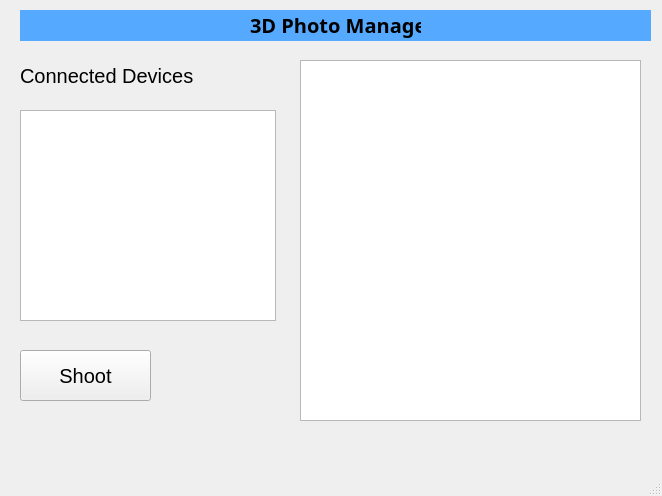
Before: the Qt Designer form interface.ui in HasiEraPro/RaspberryPiMultipleCameras, drawn with Qt 5.
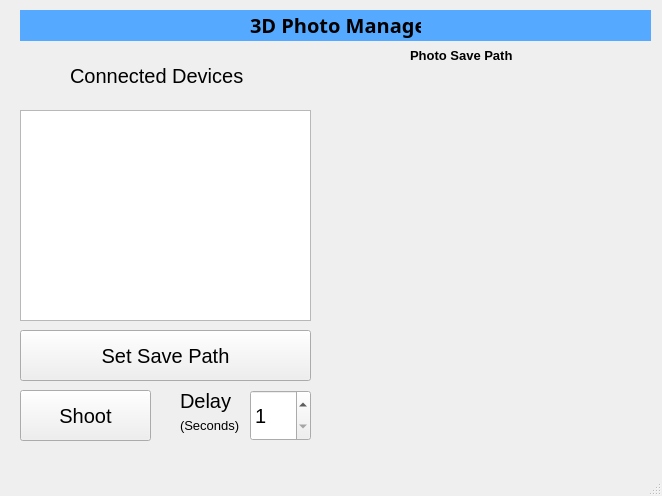
After: the same form once the commit is applied.

```diff
--- a/interface.ui
+++ b/interface.ui
@@ -66,26 +66,16 @@
      <rect>
       <x>20</x>
       <y>110</y>
-      <width>256</width>
+      <width>291</width>
       <height>211</height>
      </rect>
     </property>
    </widget>
-   <widget class="QGraphicsView" name="graphicsView">
-    <property name="geometry">
-     <rect>
-      <x>300</x>
-      <y>60</y>
-      <width>341</width>
-      <height>361</height>
-     </rect>
-    </property>
-   </widget>
    <widget class="QPushButton" name="shootBtn">
     <property name="geometry">
      <rect>
       <x>20</x>
-      <y>350</y>
+      <y>390</y>
       <width>131</width>
       <height>51</height>
      </rect>
@@ -97,7 +87,7 @@
    <widget class="QLabel" name="label_3">
     <property name="geometry">
      <rect>
-      <x>20</x>
+      <x>70</x>
       <y>60</y>
       <width>181</width>
       <height>31</height>
@@ -107,6 +97,126 @@
      <string>Connected Devices</string>
     </property>
    </widget>
+   <widget class="QSpinBox" name="spinBox">
+    <property name="geometry">
+     <rect>
+      <x>250</x>
+      <y>390</y>
+      <width>61</width>
+      <height>51</height>
+     </rect>
+    </property>
+    <property name="minimum">
+     <number>1</number>
+    </property>
+    <property name="maximum">
+     <number>100</number>
+    </property>
+   </widget>
+   <widget class="QLabel" name="label_4">
+    <property name="geometry">
+     <rect>
+      <x>180</x>
+      <y>380</y>
+      <width>61</width>
+      <height>41</height>
+     </rect>
+    </property>
+    <property name="text">
+     <string>Delay</string>
+    </property>
+   </widget>
+   <widget class="QLabel" name="label_5">
+    <property name="geometry">
+     <rect>
+      <x>180</x>
+      <y>410</y>
+      <width>61</width>
+      <height>31</height>
+     </rect>
+    </property>
+    <property name="font">
+     <font>
+      <pointsize>10</pointsize>
+     </font>
+    </property>
+    <property name="text">
+     <string>(Seconds)</string>
+    </property>
+   </widget>
+   <widget class="QLabel" name="pictureLabel">
+    <property name="geometry">
+     <rect>
+      <x>330</x>
+      <y>110</y>
+      <width>311</width>
+      <height>331</height>
+     </rect>
+    </property>
+    <property name="text">
+     <string/>
+    </property>
+    <property name="scaledContents">
+     <bool>true</bool>
+    </property>
+   </widget>
+   <widget class="QPushButton" name="btnFileDialog">
+    <property name="geometry">
+     <rect>
+      <x>20</x>
+      <y>330</y>
+      <width>291</width>
+      <height>51</height>
+     </rect>
+    </property>
+    <property name="text">
+     <string>Set Save Path</string>
+    </property>
+   </widget>
+   <widget class="QLabel" name="labelShowFilePath">
+    <property name="geometry">
+     <rect>
+      <x>320</x>
+      <y>60</y>
+      <width>321</width>
+      <height>31</height>
+     </rect>
+    </property>
+    <property name="font">
+     <font>
+      <pointsize>10</pointsize>
+     </font>
+    </property>
+    <property name="text">
+     <string/>
+    </property>
+    <property name="textFormat">
+     <enum>Qt::PlainText</enum>
+    </property>
+   </widget>
+   <widget class="QLabel" name="labelShowFilePath_2">
+    <property name="geometry">
+     <rect>
+      <x>410</x>
+      <y>40</y>
+      <width>121</width>
+      <height>31</height>
+     </rect>
+    </property>
+    <property name="font">
+     <font>
+      <pointsize>10</pointsize>
+      <weight>75</weight>
+      <bold>true</bold>
+     </font>
+    </property>
+    <property name="text">
+     <string>Photo Save Path</string>
+    </property>
+    <property name="textFormat">
+     <enum>Qt::PlainText</enum>
+    </property>
+   </widget>
    <zorder>label_2</zorder>
    <zorder>label</zorder>
    <zorder>listWidget</zorder>
```
Left out of the diff: 8 changed lines with no effect on the pictures.
